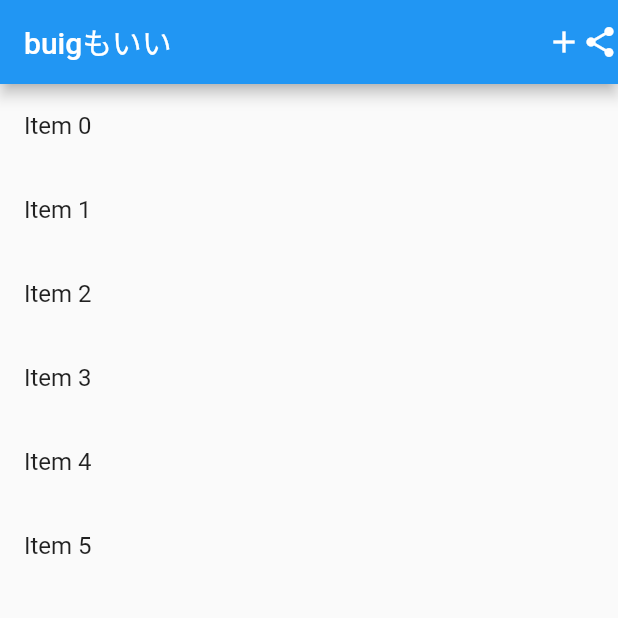
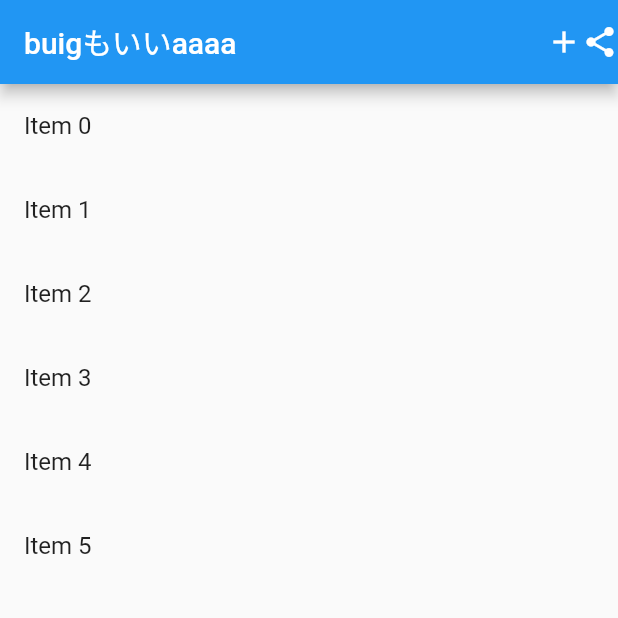
Before and after one commit to sheeeeeeeenji/youtube, a Flutter app: the screen it shows after launch, on a phone screen of 412 x 824 dp, the top half of it. Run offline on Flutter 3.47's test engine with Material 2 defaults, Android fonts, the phone set to English and light mode, and no system bars.

Commit message:
third commit3

```diff
--- a/lib/main.dart
+++ b/lib/main.dart
@@ -49,7 +49,7 @@ class _MyHomePageState extends State<MyHomePage> {
 
     return Scaffold(
       appBar: AppBar(
-        title: Text('buigもいい'),
+        title: Text('buigもいいaaaa'),
         actions: <Widget>[Icon(Icons.add), Icon(Icons.share),],
       ),
       body: Container(
```
